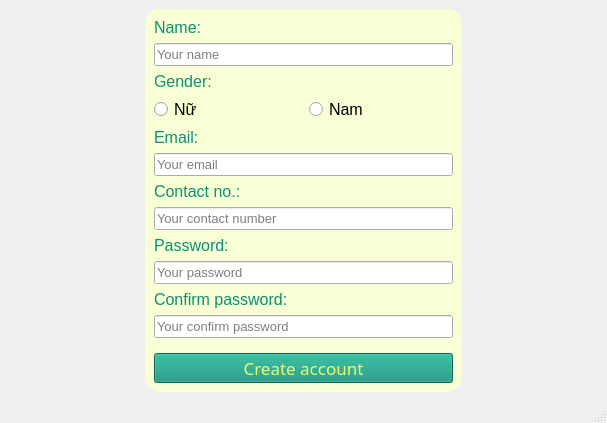
Before: the Qt Designer form ui/signUp/signUp.ui in nguyenbphan12001-rimzy/Do-an-cuoi-ki-Nhom8_KTLT, drawn with Qt 5.
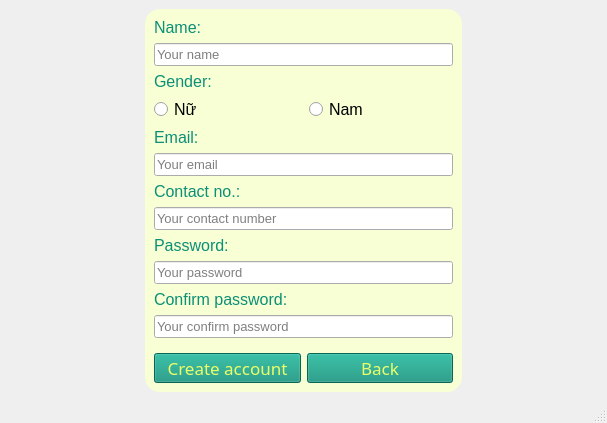
After: the same form once the commit is applied. Icons and pictures are not drawn.

Commit message: bổ sung back cho signup

What changed in the file:
```diff
--- a/ui/signUp/signUp.ui
+++ b/ui/signUp/signUp.ui
@@ -341,6 +341,11 @@
             </widget>
            </item>
            <item>
+            <layout class="QHBoxLayout" name="horizontalLayout_2" stretch="0,0">
+             <property name="topMargin">
+              <number>0</number>
+             </property>
+             <item>
             <widget class="QPushButton" name="pushButtonCreate">
              <property name="sizePolicy">
               <sizepolicy hsizetype="Minimum" vsizetype="Expanding">
@@ -369,6 +374,38 @@
               <string>Create account</string>
              </property>
             </widget>
+             </item>
+             <item>
+              <widget class="QPushButton" name="pushButtonBack">
+               <property name="sizePolicy">
+                <sizepolicy hsizetype="Minimum" vsizetype="Expanding">
+                 <horstretch>0</horstretch>
+                 <verstretch>0</verstretch>
+                </sizepolicy>
+               </property>
+               <property name="minimumSize">
+                <size>
+                 <width>0</width>
+                 <height>30</height>
+                </size>
+               </property>
+               <property name="font">
+                <font>
+                 <family>Rockwell</family>
+                 <pointsize>13</pointsize>
+                </font>
+               </property>
+               <property name="styleSheet">
+                <string notr="true">background-color: rgb(11, 143, 119);
+color: rgb(236, 255, 104)
+</string>
+               </property>
+               <property name="text">
+                <string>Back</string>
+               </property>
+              </widget>
+             </item>
+            </layout>
            </item>
           </layout>
          </item>
```
Lines whose indentation alone changed are shown as unchanged. The commit also changes 2 other files.
